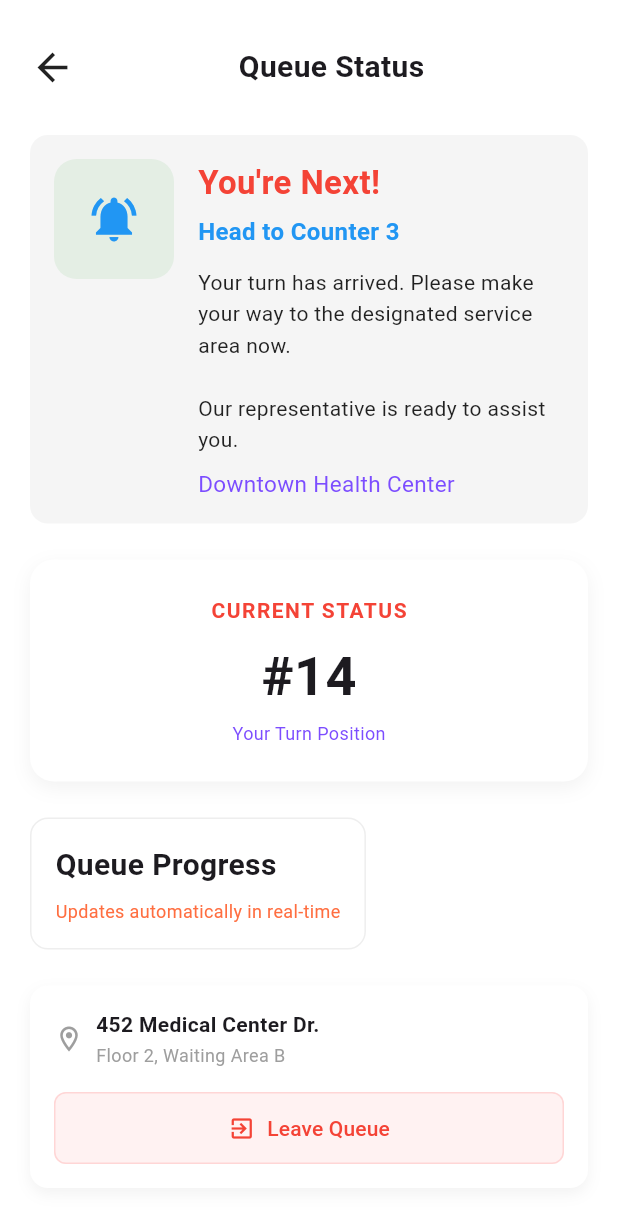
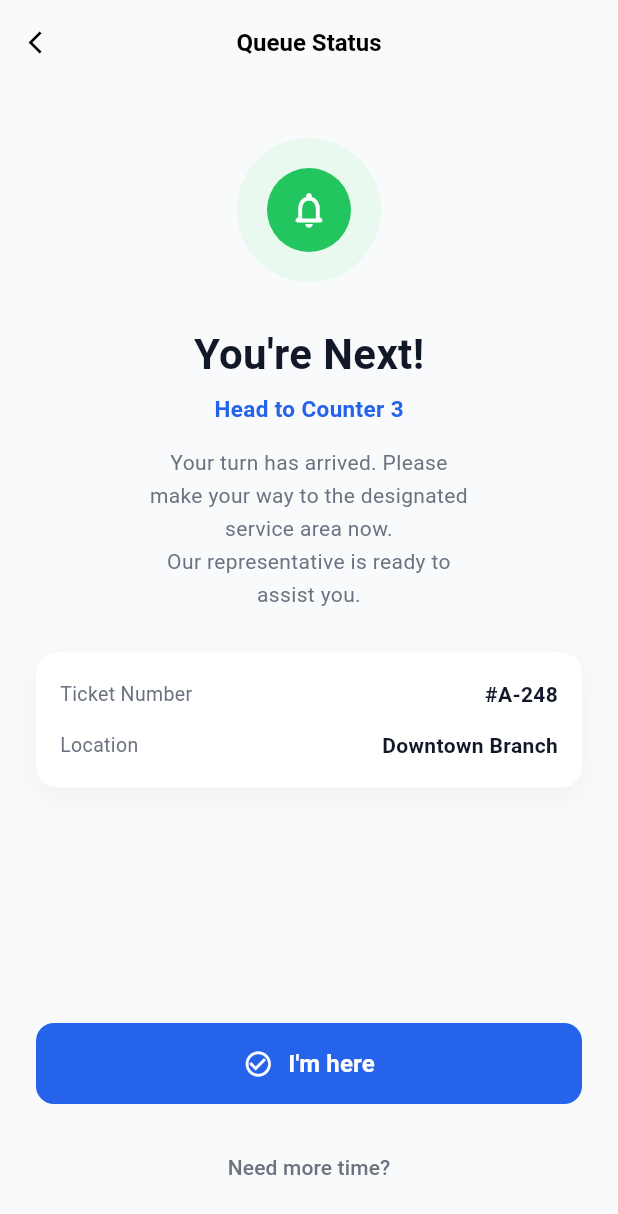
Before and after one commit to aramanja-emmanuel/turnly_app, a Flutter app: the screen it shows after launch, on a phone screen of 412 x 824 dp. Shown: the top 1214 px of the screen. Run offline on Flutter 3.47's test engine with Material 3 defaults, Android fonts, the phone set to English and light mode, and no system bars.

Commit message:
done with the UI of the status screen

```diff
--- a/lib/main.dart
+++ b/lib/main.dart
@@ -1,5 +1,4 @@
 import 'package:flutter/material.dart';
-import 'package:turnly_app/details._screen.dart';
 import 'package:turnly_app/status_screen.dart';
 
 void main() {
--- a/lib/status_screen.dart
+++ b/lib/status_screen.dart
@@ -1,255 +1,198 @@
 import 'package:flutter/material.dart';
 
-class StatusScreen extends StatefulWidget {
+class StatusScreen extends StatelessWidget {
   const StatusScreen({super.key});
 
   @override
-  State<StatusScreen> createState() => _StatusScreenState();
-}
-
-class _StatusScreenState extends State<StatusScreen> {
-  @override
   Widget build(BuildContext context) {
     return Scaffold(
-      backgroundColor: Colors.white,
-      body: SafeArea(
-        child: SingleChildScrollView(
-          padding: const EdgeInsets.symmetric(horizontal: 20, vertical: 30),
+      backgroundColor: const Color(0xFFF9FAFB),
+      appBar: AppBar(
+        elevation: 0,
+        backgroundColor: Colors.transparent,
+        leading: IconButton(
+          icon: const Icon(Icons.arrow_back_ios, size: 18, color: Colors.black),
+          onPressed: () => Navigator.pop(context),
+        ),
+        centerTitle: true,
+        title: const Text(
+          'Queue Status',
+          style: TextStyle(
+            color: Colors.black,
+            fontSize: 16,
+            fontWeight: FontWeight.w600,
+          ),
+        ),
+      ),
+      body: Padding(
+        padding: const EdgeInsets.symmetric(horizontal: 24),
         child: Column(
-            crossAxisAlignment: CrossAxisAlignment.start,
           children: [
-              /// Header
-              Row(
-                children: const [
-                  Icon(Icons.arrow_back, size: 30),
-                  Spacer(),
-                  Text(
-                    'Queue Status',
-                    style: TextStyle(fontSize: 20, fontWeight: FontWeight.bold),
+            const SizedBox(height: 36),
+
+            /// Notification Badge
+            Container(
+              height: 96,
+              width: 96,
+              decoration: const BoxDecoration(
+                shape: BoxShape.circle,
+                color: Color(0xFFE9F9EF),
               ),
-                  Spacer(),
-                ],
+              child: Center(
+                child: Container(
+                  height: 56,
+                  width: 56,
+                  decoration: const BoxDecoration(
+                    shape: BoxShape.circle,
+                    color: Color(0xFF22C55E),
+                  ),
+                  child: const Icon(
+                    Icons.notifications_none_rounded,
+                    color: Colors.white,
+                    size: 28,
+                  ),
+                ),
+              ),
             ),
 
-              const SizedBox(height: 30),
+            const SizedBox(height: 28),
 
-              /// You're Next Card
-              Container(
-                padding: const EdgeInsets.all(16),
-                decoration: BoxDecoration(
-                  color: Colors.grey.shade100,
-                  borderRadius: BorderRadius.circular(12),
-                ),
-                child: Row(
-                  crossAxisAlignment: CrossAxisAlignment.start,
-                  children: [
-                    Container(
-                      height: 80,
-                      width: 80,
-                      decoration: BoxDecoration(
-                        color: Colors.green.withOpacity(0.1),
-                        borderRadius: BorderRadius.circular(15),
-                      ),
-                      child: const Icon(
-                        Icons.notifications_on,
-                        color: Colors.blue,
-                        size: 36,
+            /// Title
+            const Text(
+              "You're Next!",
+              style: TextStyle(
+                fontSize: 28,
+                fontWeight: FontWeight.w700,
+                color: Color(0xFF111827),
               ),
             ),
-                    const SizedBox(width: 16),
-                    Expanded(
-                      child: Column(
-                        crossAxisAlignment: CrossAxisAlignment.start,
-                        children: const [
-                          Text(
-                            "You're Next!",
+
+            const SizedBox(height: 6),
+
+            /// Highlight Text
+            const Text(
+              "Head to Counter 3",
               style: TextStyle(
-                              fontSize: 22,
-                              fontWeight: FontWeight.bold,
-                              color: Colors.red,
+                fontSize: 15,
+                fontWeight: FontWeight.w600,
+                color: Color(0xFF2563EB),
               ),
             ),
-                          SizedBox(height: 6),
-                          Text(
-                            "Head to Counter 3",
+
+            const SizedBox(height: 14),
+
+            /// Description
+            const Text(
+              "Your turn has arrived. Please\nmake your way to the designated\nservice area now.\nOur representative is ready to\nassist you.",
+              textAlign: TextAlign.center,
               style: TextStyle(
-                              fontSize: 16,
-                              fontWeight: FontWeight.w600,
-                              color: Colors.blue,
+                fontSize: 14,
+                height: 1.55,
+                color: Color(0xFF6B7280),
               ),
             ),
-                          SizedBox(height: 12),
-                          Text(
-                            "Your turn has arrived. Please make your way to the designated service area now.\n\nOur representative is ready to assist you.",
-                            style: TextStyle(
-                              fontSize: 14,
-                              color: Colors.black87,
-                              height: 1.5,
-                            ),
-                          ),
-                          SizedBox(height: 8),
-                          Text(
-                            'Downtown Health Center',
-                            style: TextStyle(
-                              color: Colors.deepPurpleAccent,
-                              fontSize: 15,
-                            ),
+
+            const SizedBox(height: 28),
+
+            /// Ticket Info Card
+            Container(
+              width: double.infinity,
+              padding: const EdgeInsets.symmetric(horizontal: 16, vertical: 18),
+              decoration: BoxDecoration(
+                color: Colors.white,
+                borderRadius: BorderRadius.circular(14),
+                boxShadow: [
+                  BoxShadow(
+                    color: Colors.black.withOpacity(0.04),
+                    blurRadius: 14,
+                    offset: const Offset(0, 6),
                   ),
                 ],
               ),
-                    ),
+              child: Column(
+                children: [
+                  _infoRow('Ticket Number', '#A-248'),
+                  const SizedBox(height: 14),
+                  _infoRow('Location', 'Downtown Branch'),
                 ],
               ),
             ),
 
-              const SizedBox(height: 24),
+            const Spacer(),
 
-              /// Current Status
-              Container(
+            /// Primary CTA
+            SizedBox(
               width: double.infinity,
-                padding: const EdgeInsets.symmetric(vertical: 24),
-                decoration: BoxDecoration(
-                  borderRadius: BorderRadius.circular(16),
-                  boxShadow: [
-                    BoxShadow(
-                      color: Colors.black.withOpacity(0.05),
-                      blurRadius: 10,
-                      offset: const Offset(0, 4),
-                    ),
-                  ],
-                  color: Colors.white,
-                ),
-                child: Column(
-                  children: const [
-                    Text(
-                      'CURRENT STATUS',
-                      style: TextStyle(
-                        fontSize: 14,
-                        letterSpacing: 1,
-                        color: Colors.red,
-                        fontWeight: FontWeight.w600,
+              height: 54,
+              child: ElevatedButton(
+                onPressed: () {},
+                style: ElevatedButton.styleFrom(
+                  backgroundColor: const Color(0xFF2563EB),
+                  elevation: 0,
+                  shape: RoundedRectangleBorder(
+                    borderRadius: BorderRadius.circular(12),
                   ),
                 ),
-                    SizedBox(height: 8),
+                child: const Row(
+                  mainAxisAlignment: MainAxisAlignment.center,
+                  children: [
+                    Icon(Icons.check_circle_outline,
+                        size: 20, color: Colors.white),
+                    SizedBox(width: 10),
                     Text(
-                      '#14',
+                      "I'm here",
                       style: TextStyle(
-                        fontSize: 36,
-                        fontWeight: FontWeight.bold,
-                      ),
-                    ),
-                    SizedBox(height: 4),
-                    Text(
-                      'Your Turn Position',
-                      style: TextStyle(
-                        fontSize: 12,
-                        color: Colors.deepPurpleAccent,
-                      ),
-                    ),
-                  ],
-                ),
-              ),
-
-              const SizedBox(height: 24),
-
-              /// Queue Progress
-              Container(
-                padding: const EdgeInsets.all(16),
-                decoration: BoxDecoration(
-                  borderRadius: BorderRadius.circular(12),
-                  border: Border.all(color: Colors.grey.shade200),
+                        fontSize: 16,
+                        fontWeight: FontWeight.w600,
                         color: Colors.white,
-                ),
-                child: Column(
-                  crossAxisAlignment: CrossAxisAlignment.start,
-                  children: const [
-                    Text(
-                      'Queue Progress',
-                      style:
-                          TextStyle(fontSize: 20, fontWeight: FontWeight.w600),
-                    ),
-                    SizedBox(height: 8),
-                    Text(
-                      'Updates automatically in real-time',
-                      style: TextStyle(
-                        fontSize: 12,
-                        color: Colors.deepOrangeAccent,
-                      ),
-                    ),
-                  ],
-                ),
-              ),
-
-              const SizedBox(height: 24),
-
-              /// Location + Actions
-              Container(
-                padding: const EdgeInsets.all(16),
-                decoration: BoxDecoration(
-                  borderRadius: BorderRadius.circular(12),
-                  boxShadow: [
-                    BoxShadow(
-                      color: Colors.black.withOpacity(0.05),
-                      blurRadius: 8,
-                      offset: const Offset(0, 4),
-                    ),
-                  ],
-                  color: Colors.white,
-                ),
-                child: Column(
-                  crossAxisAlignment: CrossAxisAlignment.start,
-                  children: [
-                    Row(
-                      children: const [
-                        Icon(Icons.location_on_outlined,
-                            size: 20, color: Colors.grey),
-                        SizedBox(width: 8),
-                        Column(
-                          crossAxisAlignment: CrossAxisAlignment.start,
-                          children: [
-                            Text(
-                              '452 Medical Center Dr.',
-                              style: TextStyle(
-                                  fontSize: 14, fontWeight: FontWeight.w600),
-                            ),
-                            SizedBox(height: 2),
-                            Text(
-                              'Floor 2, Waiting Area B',
-                              style:
-                                  TextStyle(fontSize: 12, color: Colors.grey),
-                            ),
-                          ],
-                        ),
-                      ],
-                    ),
-                    const SizedBox(height: 16),
-                    SizedBox(
-                      width: double.infinity,
-                      child: OutlinedButton.icon(
-                        onPressed: () {},
-                        icon: const Icon(Icons.exit_to_app_outlined,
-                            color: Colors.red),
-                        label: const Text('Leave Queue',
-                            style: TextStyle(color: Colors.red)),
-                        style: OutlinedButton.styleFrom(
-                          backgroundColor: const Color(0xFFFFF2F2),
-                          side:
-                              const BorderSide(color: Color(0xFFFFD6D6)),
-                          padding:
-                              const EdgeInsets.symmetric(vertical: 14),
-                          shape: RoundedRectangleBorder(
-                            borderRadius: BorderRadius.circular(8),
-                          ),
-                        ),
-                      ),
-                    ),
-                  ],
                       ),
                     ),
                   ],
                 ),
               ),
             ),
+
+            const SizedBox(height: 18),
+
+            /// Secondary Action
+            TextButton(
+              onPressed: () {},
+              child: const Text(
+                'Need more time?',
+                style: TextStyle(
+                  fontSize: 14,
+                  color: Color(0xFF6B7280),
+                ),
+              ),
+            ),
+
+            const SizedBox(height: 22),
+          ],
+        ),
+      ),
+    );
+  }
+
+  Widget _infoRow(String label, String value) {
+    return Row(
+      mainAxisAlignment: MainAxisAlignment.spaceBetween,
+      children: [
+        Text(
+          label,
+          style: const TextStyle(
+            fontSize: 13,
+            color: Color(0xFF6B7280),
+          ),
+        ),
+        Text(
+          value,
+          style: const TextStyle(
+            fontSize: 14,
+            fontWeight: FontWeight.w700,
+            color: Color(0xFF111827),
+          ),
+        ),
+      ],
     );
   }
 }
```
Lines whose indentation alone changed are shown as unchanged.
